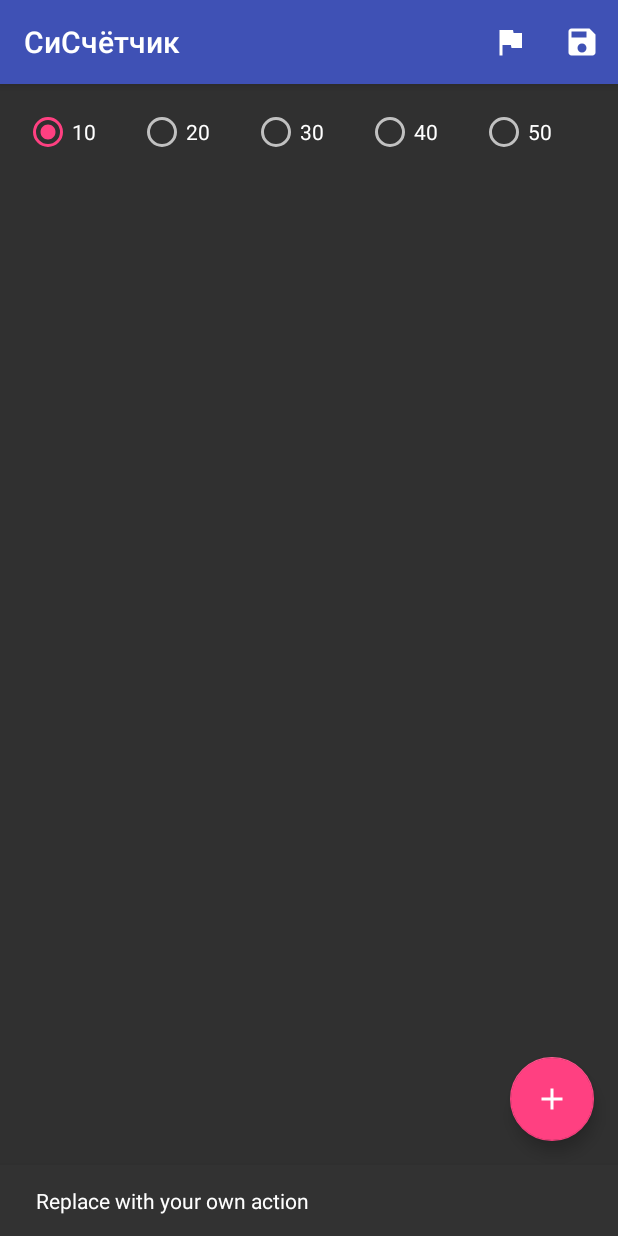
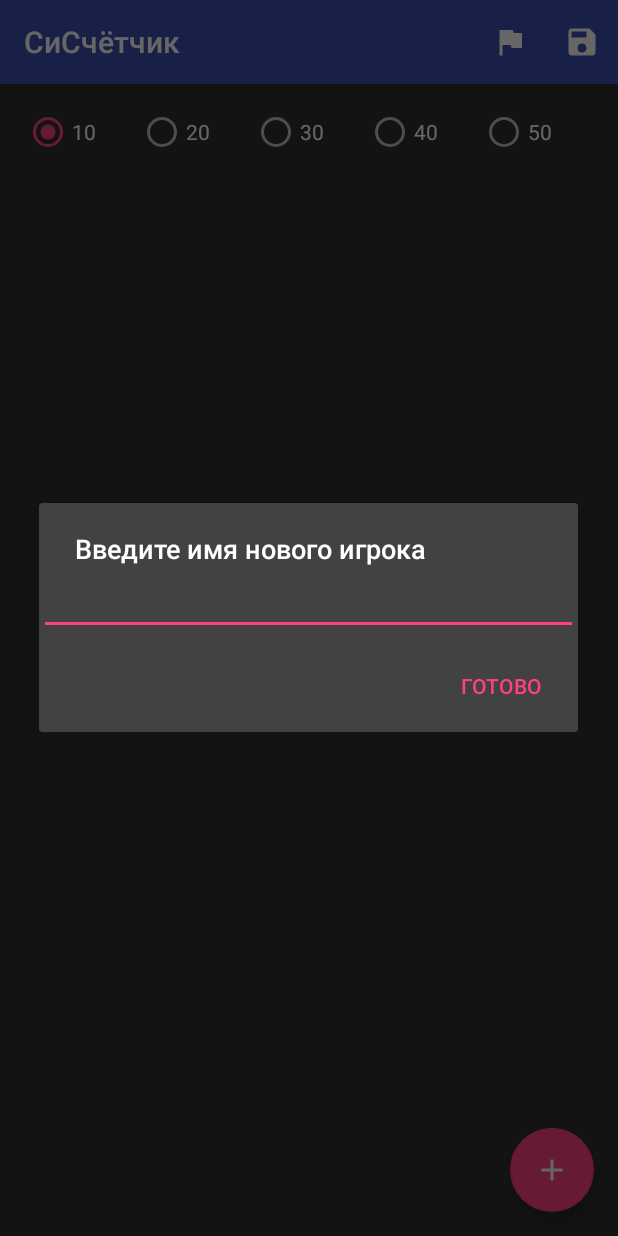
Before and after one commit to atanana/si_counter, an Android app: the screen it shows after launch (MainActivity), after a tap on an icon or button, on a phone screen of 412 x 824 dp. Run offline under Robolectric (Android 15) with nearby library versions, the phone set to English and light mode, and no system bars; libraries missing offline, so code that uses them is left out: rx.lang.kotlin, rx.subjects; 2 statements that could not run were skipped.

Commit message:
views init

```diff
--- a/app/build.gradle
+++ b/app/build.gradle
@@ -30,6 +30,9 @@ kapt {
 dependencies {
     compile fileTree(dir: 'libs', include: ['*.jar'])
     testCompile 'junit:junit:4.12'
+    testCompile 'org.mockito:mockito-core:2.0.53-beta'
+    androidTestCompile 'junit:junit:4.12'
+    androidTestCompile 'org.mockito:mockito-core:2.0.53-beta'
     compile 'com.android.support:appcompat-v7:23.4.0'
     compile 'com.android.support:design:23.4.0'
     compile "org.jetbrains.kotlin:kotlin-stdlib:$kotlin_version"
--- a/app/src/main/java/com/atanana/sicounter/MainActivity.kt
+++ b/app/src/main/java/com/atanana/sicounter/MainActivity.kt
@@ -2,16 +2,34 @@ package com.atanana.sicounter
 
 import android.os.Bundle
 import android.support.design.widget.FloatingActionButton
-import android.support.design.widget.Snackbar
+import android.support.v7.app.AlertDialog
 import android.support.v7.app.AppCompatActivity
 import android.support.v7.widget.Toolbar
 import android.view.Menu
 import android.view.MenuItem
+import android.view.ViewGroup
+import android.widget.EditText
 import android.widget.Toast
+import com.atanana.sicounter.model.ScoresModel
+import com.atanana.sicounter.presenter.ScoresPresenter
 import com.atanana.sicounter.view.PriceSelector
+import rx.lang.kotlin.PublishSubject
+import rx.subjects.Subject
 
 class MainActivity : AppCompatActivity() {
     private val priceSelector: PriceSelector by lazy { findViewById(R.id.price_selector) as PriceSelector }
+    private val scoresContainer: ViewGroup by lazy { findViewById(R.id.scores_container) as ViewGroup }
+    private val addPlayer: Subject<String, String> = PublishSubject()
+    private val scoresModel: ScoresModel = ScoresModel(addPlayer)
+    private val scoresPresenter: ScoresPresenter by lazy { ScoresPresenter(scoresModel, scoresContainer) }
+    private val addPlayerDialog: AlertDialog.Builder by lazy {
+        val playerName = EditText(this)
+        AlertDialog.Builder(this)
+                .setTitle(R.string.player_name_title)
+                .setCancelable(true)
+                .setView(playerName)
+                .setPositiveButton(R.string.ok, { dialogInterface, i -> addPlayer.onNext(playerName.text.toString()) })
+    }
 
     override fun onCreate(savedInstanceState: Bundle?) {
         super.onCreate(savedInstanceState)
@@ -21,8 +39,9 @@ class MainActivity : AppCompatActivity() {
 
         val fab = findViewById(R.id.add_player) as FloatingActionButton?
         fab!!.setOnClickListener { view ->
-            Snackbar.make(view, "Replace with your own action", Snackbar.LENGTH_LONG).show()
+            addPlayerDialog.show()
         }
+        scoresPresenter
     }
 
     override fun onCreateOptionsMenu(menu: Menu): Boolean {
--- /dev/null
+++ b/app/src/main/java/com/atanana/sicounter/presenter/ScoresPresenter.kt
@@ -0,0 +1,15 @@
+package com.atanana.sicounter.presenter
+
+import android.view.ViewGroup
+import com.atanana.sicounter.model.ScoresModel
+import com.atanana.sicounter.view.PlayerControl
+
+class ScoresPresenter(private val model: ScoresModel, private val scoresContainer: ViewGroup) {
+    init {
+        model.newPlayers.subscribe({ newPlayer ->
+            val playerControl = PlayerControl(scoresContainer.context, null)
+            playerControl.update(newPlayer)
+            scoresContainer.addView(playerControl)
+        })
+    }
+}
--- a/app/src/main/java/com/atanana/sicounter/view/PriceSelector.kt
+++ b/app/src/main/java/com/atanana/sicounter/view/PriceSelector.kt
@@ -10,7 +10,7 @@ import com.atanana.sicounter.exceptions.SiCounterException
 import com.google.common.collect.ImmutableBiMap
 
 class PriceSelector(context: Context?, attrs: AttributeSet?) : FrameLayout(context, attrs) {
-    val BUTTONS_TO_VALUES: ImmutableBiMap<Int, Int> = ImmutableBiMap.of(
+    private val BUTTONS_TO_VALUES: ImmutableBiMap<Int, Int> = ImmutableBiMap.of(
             R.id.price_10, 10,
             R.id.price_20, 20,
             R.id.price_30, 30,
--- a/app/src/main/res/layout/content_main.xml
+++ b/app/src/main/res/layout/content_main.xml
@@ -16,4 +16,17 @@
         android:id="@+id/price_selector"
         android:layout_width="match_parent"
         android:layout_height="wrap_content" />
+
+    <HorizontalScrollView
+        android:layout_width="match_parent"
+        android:layout_height="match_parent"
+        android:layout_below="@id/price_selector">
+
+        <LinearLayout
+            android:id="@+id/scores_container"
+            android:layout_width="wrap_content"
+            android:layout_height="match_parent"
+            android:orientation="horizontal" />
+
+    </HorizontalScrollView>
 </RelativeLayout>
--- a/app/src/main/res/values/strings.xml
+++ b/app/src/main/res/values/strings.xml
@@ -1,5 +1,8 @@
 <resources>
     <string name="app_name">СиСчётчик</string>
+
+    <!--buttons-->
+    <string name="ok">Готово</string>
 
     <!--menu-->
     <string name="mi_save">Сохранить результаты в файл</string>
@@ -11,4 +14,12 @@
     <string name="price_30">30</string>
     <string name="price_40">40</string>
     <string name="price_50">50</string>
+
+    <!--player control-->
+    <string name="add_score">+</string>
+    <string name="subtract_score">-</string>
+    <string name="initial_score">0</string>
+
+    <!--add player-->
+    <string name="player_name_title">Введите имя нового игрока</string>
 </resources>
```
Also changed, not shown: app/src/main/java/com/atanana/sicounter/model/ScoresModel.kt (added, +21 -0 lines), app/src/main/java/com/atanana/sicounter/view/PlayerControl.kt (added, +26 -0 lines), app/src/main/res/layout/player_control.xml (added, +29 -0 lines), 4 other files.
